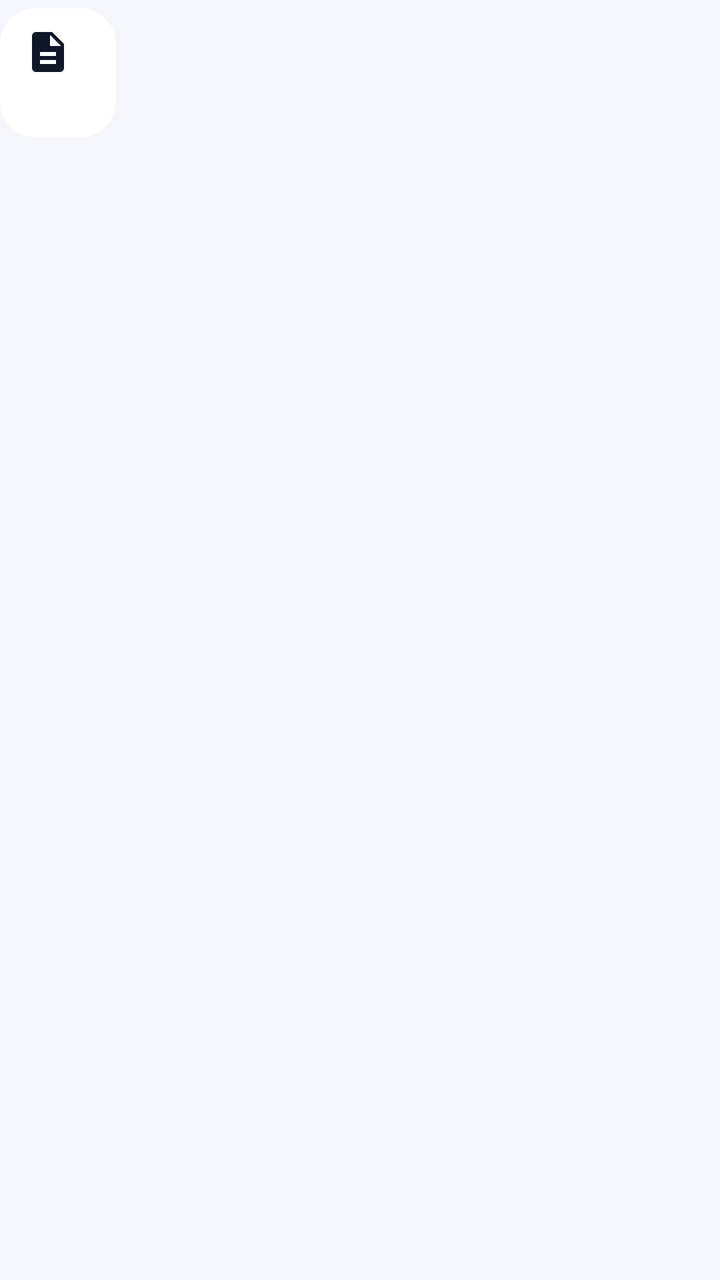
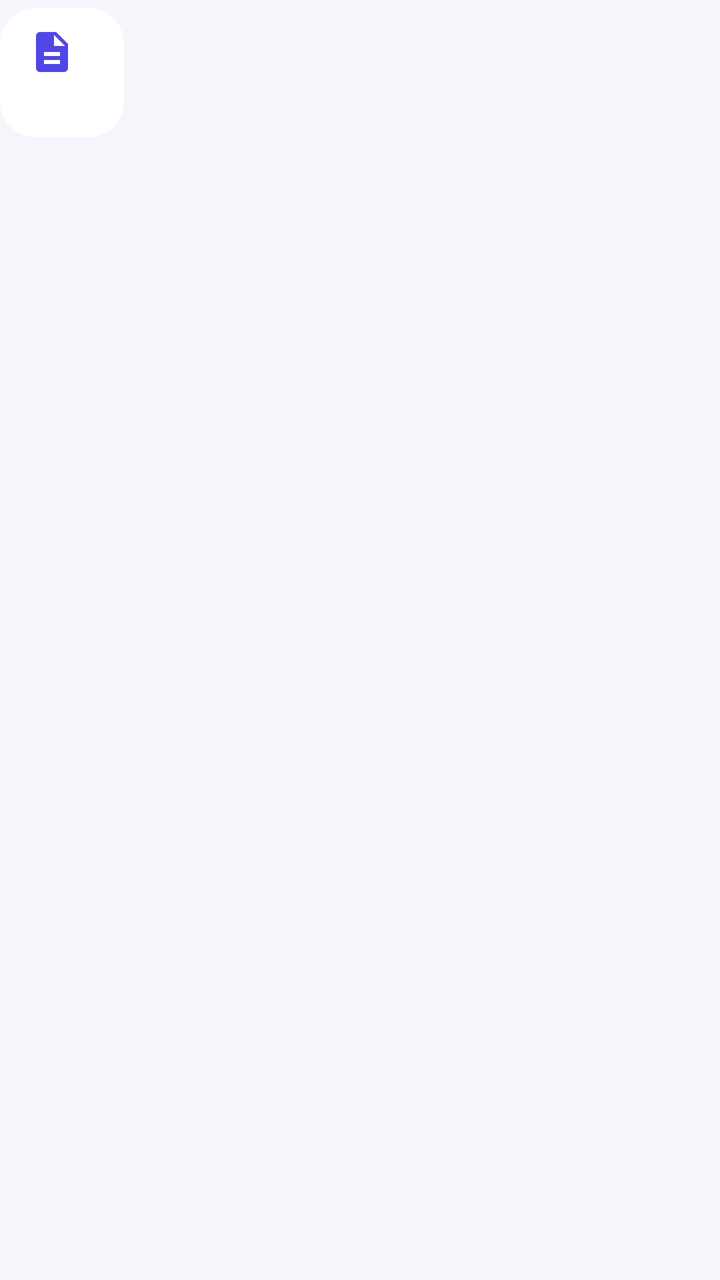

Screens rendered from an Android XML layout before and after an edit, with the pre-edit source and the edit as a unified diff.
<!-- AndroidManifest.xml: application theme Theme.NexaChat -->
<!-- res/layout/item_message_file_incoming.xml -->
<?xml version="1.0" encoding="utf-8"?>
<androidx.constraintlayout.widget.ConstraintLayout xmlns:android="http://schemas.android.com/apk/res/android"
    xmlns:app="http://schemas.android.com/apk/res-auto"
    android:layout_width="match_parent"
    android:layout_height="wrap_content"
    android:paddingVertical="@dimen/space_xs">
    <LinearLayout
        android:id="@+id/bubbleContainer"
        android:layout_width="wrap_content"
        android:layout_height="wrap_content"
        android:background="@drawable/bg_message_bubble"
        android:backgroundTint="@color/bubble_other"
        android:maxWidth="@dimen/bubble_max_width"
        android:orientation="vertical"
        android:paddingHorizontal="12dp" android:paddingVertical="10dp"
        app:layout_constraintEnd_toEndOf="parent"
        app:layout_constraintHorizontal_bias="0"
        app:layout_constraintStart_toStartOf="parent"
        app:layout_constraintTop_toTopOf="parent">
        <TextView android:id="@+id/senderName" android:layout_width="wrap_content" android:layout_height="wrap_content" android:textAppearance="?attr/textAppearanceLabelSmall" android:textColor="?attr/colorOnSurface" android:textStyle="bold" android:visibility="gone"/>
        <include android:id="@+id/replyQuote" layout="@layout/include_message_reply_quote" android:visibility="gone"/>
        <TextView android:id="@+id/messageBody" android:layout_width="wrap_content" android:layout_height="wrap_content" android:textAppearance="?attr/textAppearanceBodyMedium" android:textColor="?attr/colorOnSurface" android:visibility="gone"/>
        <ImageView android:id="@+id/messageImage" android:layout_width="220dp" android:layout_height="160dp" android:contentDescription="@string/cd_open_attachment" android:scaleType="centerCrop" android:visibility="gone"/>
        <ImageButton android:id="@+id/playButton" android:layout_width="@dimen/min_touch_target" android:layout_height="@dimen/min_touch_target" android:background="?attr/selectableItemBackgroundBorderless" android:contentDescription="@string/cd_open_attachment" android:src="@drawable/ic_play_arrow" app:tint="?attr/colorOnSurface" android:visibility="gone"/>
        <TextView android:id="@+id/fileName" android:layout_width="wrap_content" android:layout_height="wrap_content" android:drawableStart="@drawable/ic_description" android:drawablePadding="10dp" android:drawableTint="?attr/colorOnSurface" android:gravity="center_vertical" android:textAppearance="?attr/textAppearanceBodyMedium" android:textColor="?attr/colorOnSurface" android:visibility="visible"/>
        <TextView android:id="@+id/systemLabel" android:layout_width="wrap_content" android:layout_height="wrap_content" android:textAppearance="?attr/textAppearanceBodySmall" android:textColor="?attr/colorOnSurfaceVariant" android:visibility="gone"/>
        <include android:id="@+id/bubbleMeta" layout="@layout/include_message_bubble_meta"/>
        <include android:id="@+id/reactionsRow" layout="@layout/include_message_reactions_row"/>
    </LinearLayout>
</androidx.constraintlayout.widget.ConstraintLayout>
<!-- res/layout/include_message_reply_quote.xml (included above) -->
<?xml version="1.0" encoding="utf-8"?>
<LinearLayout xmlns:android="http://schemas.android.com/apk/res/android"
    android:layout_width="match_parent"
    android:layout_height="wrap_content"
    android:background="@drawable/bg_reply_quote"
    android:orientation="vertical"
    android:padding="@dimen/space_sm">
    <TextView android:id="@+id/replyAuthor" android:layout_width="wrap_content" android:layout_height="wrap_content" android:textAppearance="?attr/textAppearanceLabelSmall" android:textColor="?attr/colorPrimary" android:textStyle="bold"/>
    <TextView android:id="@+id/replySnippet" android:layout_width="wrap_content" android:layout_height="wrap_content" android:ellipsize="end" android:maxLines="2" android:textAppearance="?attr/textAppearanceBodySmall" android:textColor="?attr/colorOnSurfaceVariant"/>
</LinearLayout>
<!-- res/layout/include_message_bubble_meta.xml (included above) -->
<?xml version="1.0" encoding="utf-8"?>
<LinearLayout xmlns:android="http://schemas.android.com/apk/res/android"
    android:id="@+id/bubbleMetaRow"
    android:layout_width="wrap_content"
    android:layout_height="wrap_content"
    android:layout_gravity="end"
    android:layout_marginTop="2dp"
    android:gravity="center_vertical"
    android:orientation="horizontal">

    <TextView
        android:id="@+id/editedLabel"
        android:layout_width="wrap_content"
        android:layout_height="wrap_content"
        android:layout_marginEnd="@dimen/space_xs"
        android:textAppearance="?attr/textAppearanceLabelSmall"
        android:textColor="?attr/colorOnSurfaceVariant"
        android:textStyle="italic"
        android:visibility="gone" />

    <TextView
        android:id="@+id/timeLabel"
        android:layout_width="wrap_content"
        android:layout_height="wrap_content"
        android:textAppearance="?attr/textAppearanceLabelSmall"
        android:textColor="?attr/colorOnSurfaceVariant" />

    <ProgressBar
        android:id="@+id/sendingProgress"
        style="?android:attr/progressBarStyleSmall"
        android:layout_width="14dp"
        android:layout_height="14dp"
        android:layout_marginStart="@dimen/space_xs"
        android:visibility="gone" />

    <ImageView
        android:id="@+id/deliveryIcon"
        android:layout_width="14dp"
        android:layout_height="14dp"
        android:layout_marginStart="@dimen/space_xs"
        android:contentDescription="@string/cd_delivered"
        android:visibility="gone" />

    <TextView
        android:id="@+id/deliveryStatusText"
        android:layout_width="wrap_content"
        android:layout_height="wrap_content"
        android:layout_marginStart="@dimen/space_xs"
        android:textAppearance="?attr/textAppearanceLabelSmall"
        android:textColor="?attr/colorOnSurfaceVariant"
        android:visibility="gone" />
</LinearLayout>
<!-- res/layout/include_message_reactions_row.xml (included above) -->
<?xml version="1.0" encoding="utf-8"?>
<com.google.android.material.chip.ChipGroup xmlns:android="http://schemas.android.com/apk/res/android"
    xmlns:app="http://schemas.android.com/apk/res-auto"
    android:id="@+id/reactionChipGroup"
    android:layout_width="wrap_content"
    android:layout_height="wrap_content"
    android:layout_marginTop="@dimen/space_xs"
    app:singleLine="true" />
<!-- resources referenced by this layout -->
<resources>
  <color name="bubble_other">#FFFFFFFF</color>
  <dimen name="bubble_max_width">280dp</dimen>
  <dimen name="min_touch_target">48dp</dimen>
  <dimen name="space_sm">8dp</dimen>
  <dimen name="space_xs">4dp</dimen>
  <string name="cd_delivered">Delivered</string>
  <string name="cd_open_attachment">Open attachment</string>
  <style name="Theme.NexaChat" parent="Theme.NexaChat.Views" />
  <color name="colorPrimary">@color/brand_indigo</color>
  <color name="colorOnPrimary">#FFFFFFFF</color>
  <color name="colorPrimaryContainer">@color/brand_indigo_container</color>
  <color name="colorOnPrimaryContainer">@color/brand_on_indigo_container</color>
  <color name="colorSecondary">@color/slate_secondary</color>
  <color name="colorOnSecondary">#FFFFFFFF</color>
  <color name="colorSecondaryContainer">@color/slate_secondary_container</color>
  <color name="colorOnSecondaryContainer">@color/slate_on_secondary_container</color>
  <color name="colorTertiary">@color/tertiary_sky</color>
  <color name="colorOnTertiary">#FFFFFFFF</color>
  <color name="colorTertiaryContainer">@color/tertiary_sky_container</color>
  <color name="colorOnTertiaryContainer">@color/tertiary_on_sky_container</color>
  <color name="colorError">@color/error_red</color>
  <color name="colorOnError">#FFFFFFFF</color>
  <color name="colorErrorContainer">@color/error_container_light</color>
  <color name="colorOnErrorContainer">@color/on_error_container_light</color>
  <color name="colorBackground">@color/background_light</color>
  <color name="colorOnBackground">@color/text_primary_light</color>
  <color name="colorSurface">@color/surface_light</color>
  <color name="colorOnSurface">@color/text_primary_light</color>
  <color name="colorSurfaceVariant">@color/surface_variant_light</color>
  <color name="surface_container_low_light">#FFFFFFFF</color>
  <color name="surface_container_light">#FFF1F5F9</color>
  <color name="surface_container_high_light">#FFE8EEF5</color>
  <color name="colorOnSurfaceVariant">@color/text_secondary_light</color>
  <color name="colorOutline">@color/slate_border</color>
  <color name="colorOutlineVariant">@color/slate_divider</color>
  <style name="TextAppearance.NexaChat.TitleLarge" parent="TextAppearance.Material3.TitleLarge" />
  <style name="TextAppearance.NexaChat.TitleSmall" parent="TextAppearance.Material3.TitleSmall" />
  <style name="TextAppearance.NexaChat.BodyLarge" parent="TextAppearance.Material3.BodyLarge" />
  <style name="TextAppearance.NexaChat.BodyMedium" parent="TextAppearance.Material3.BodyMedium" />
  <style name="TextAppearance.NexaChat.BodySmall" parent="TextAppearance.Material3.BodySmall" />
  <style name="TextAppearance.NexaChat.LabelLarge" parent="TextAppearance.Material3.LabelLarge" />
  <style name="TextAppearance.NexaChat.LabelSmall" parent="TextAppearance.Material3.LabelSmall" />
  <color name="brand_indigo">#FF4F46E5</color>
  <color name="brand_indigo_container">#FFE0E7FF</color>
  <color name="brand_on_indigo_container">#FF1E1B4B</color>
  <color name="slate_secondary">#FF505F76</color>
  <color name="slate_secondary_container">#FFD0E1FB</color>
  <color name="slate_on_secondary_container">#FF1D283A</color>
  <color name="tertiary_sky">#FF0EA5E9</color>
  <color name="tertiary_sky_container">#FFBAE6FD</color>
  <color name="tertiary_on_sky_container">#FF0369A1</color>
  <color name="error_red">#FFBA1A1A</color>
  <color name="error_container_light">#FFFFDAD6</color>
  <color name="on_error_container_light">#FF93000A</color>
  <color name="background_light">#FFF4F6FB</color>
  <color name="text_primary_light">#FF0F172A</color>
  <color name="surface_light">#FFFFFFFF</color>
  <color name="surface_variant_light">#FFE8EEF5</color>
  <color name="text_secondary_light">#FF64748B</color>
  <color name="slate_border">#FFCBD5E1</color>
  <color name="slate_divider">#FFE2E8F0</color>
  <dimen name="corner_sm">8dp</dimen>
  <dimen name="corner_md">12dp</dimen>
  <dimen name="corner_lg">16dp</dimen>
  <!-- unchanged entries left out for length: 14 -->
</resources>

<!-- the commit's change to res/layout/item_message_file_incoming.xml (unified diff, before → after) -->
@@ -12,17 +12,18 @@
         android:backgroundTint="@color/bubble_other"
         android:maxWidth="@dimen/bubble_max_width"
         android:orientation="vertical"
-        android:paddingHorizontal="12dp" android:paddingVertical="10dp"
+        android:paddingHorizontal="14dp"
+        android:paddingVertical="10dp"
         app:layout_constraintEnd_toEndOf="parent"
         app:layout_constraintHorizontal_bias="0"
         app:layout_constraintStart_toStartOf="parent"
         app:layout_constraintTop_toTopOf="parent">
-        <TextView android:id="@+id/senderName" android:layout_width="wrap_content" android:layout_height="wrap_content" android:textAppearance="?attr/textAppearanceLabelSmall" android:textColor="?attr/colorOnSurface" android:textStyle="bold" android:visibility="gone"/>
+        <TextView android:id="@+id/senderName" android:layout_width="wrap_content" android:layout_height="wrap_content" android:textAppearance="?attr/textAppearanceLabelSmall" android:textColor="?attr/colorPrimary" android:textStyle="bold" android:visibility="gone"/>
         <include android:id="@+id/replyQuote" layout="@layout/include_message_reply_quote" android:visibility="gone"/>
         <TextView android:id="@+id/messageBody" android:layout_width="wrap_content" android:layout_height="wrap_content" android:textAppearance="?attr/textAppearanceBodyMedium" android:textColor="?attr/colorOnSurface" android:visibility="gone"/>
         <ImageView android:id="@+id/messageImage" android:layout_width="220dp" android:layout_height="160dp" android:contentDescription="@string/cd_open_attachment" android:scaleType="centerCrop" android:visibility="gone"/>
-        <ImageButton android:id="@+id/playButton" android:layout_width="@dimen/min_touch_target" android:layout_height="@dimen/min_touch_target" android:background="?attr/selectableItemBackgroundBorderless" android:contentDescription="@string/cd_open_attachment" android:src="@drawable/ic_play_arrow" app:tint="?attr/colorOnSurface" android:visibility="gone"/>
-        <TextView android:id="@+id/fileName" android:layout_width="wrap_content" android:layout_height="wrap_content" android:drawableStart="@drawable/ic_description" android:drawablePadding="10dp" android:drawableTint="?attr/colorOnSurface" android:gravity="center_vertical" android:textAppearance="?attr/textAppearanceBodyMedium" android:textColor="?attr/colorOnSurface" android:visibility="visible"/>
+        <ImageButton android:id="@+id/playButton" android:layout_width="@dimen/min_touch_target" android:layout_height="@dimen/min_touch_target" android:background="?attr/selectableItemBackgroundBorderless" android:contentDescription="@string/cd_open_attachment" android:src="@drawable/ic_play_arrow" app:tint="?attr/colorPrimary" android:visibility="gone"/>
+        <TextView android:id="@+id/fileName" android:layout_width="wrap_content" android:layout_height="wrap_content" android:drawableStart="@drawable/ic_description" android:drawablePadding="10dp" android:drawableTint="?attr/colorPrimary" android:gravity="center_vertical" android:textAppearance="?attr/textAppearanceBodyMedium" android:textColor="?attr/colorOnSurface" android:visibility="visible"/>
         <TextView android:id="@+id/systemLabel" android:layout_width="wrap_content" android:layout_height="wrap_content" android:textAppearance="?attr/textAppearanceBodySmall" android:textColor="?attr/colorOnSurfaceVariant" android:visibility="gone"/>
         <include android:id="@+id/bubbleMeta" layout="@layout/include_message_bubble_meta"/>
         <include android:id="@+id/reactionsRow" layout="@layout/include_message_reactions_row"/>
